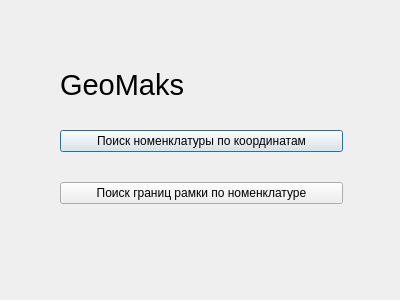
This is Sources/Source_Qt_code/startmenu.ui in MaksimPrudnikau/MaksimPrudnikau.github.io as Qt 5 draws it before an edit. The edited form follows.
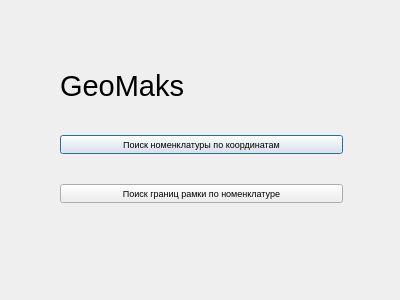
This is the edited form.

What changed in the file:
```diff
--- a/Sources/Source_Qt_code/startmenu.ui
+++ b/Sources/Source_Qt_code/startmenu.ui
@@ -91,6 +91,11 @@
      <layout class="QVBoxLayout" name="verticalLayout">
       <item>
        <widget class="QPushButton" name="MapNomenclature">
+        <property name="font">
+         <font>
+          <pointsize>7</pointsize>
+         </font>
+        </property>
         <property name="text">
          <string>Поиск номенклатуры по координатам</string>
         </property>
@@ -111,6 +116,11 @@
       </item>
       <item>
        <widget class="QPushButton" name="MapBorders">
+        <property name="font">
+         <font>
+          <pointsize>7</pointsize>
+         </font>
+        </property>
         <property name="text">
          <string>Поиск границ рамки по номенклатуре</string>
         </property>
```
